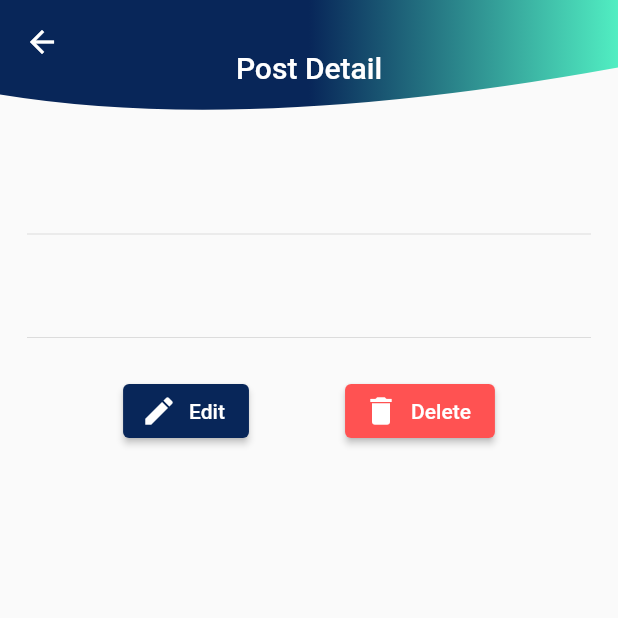
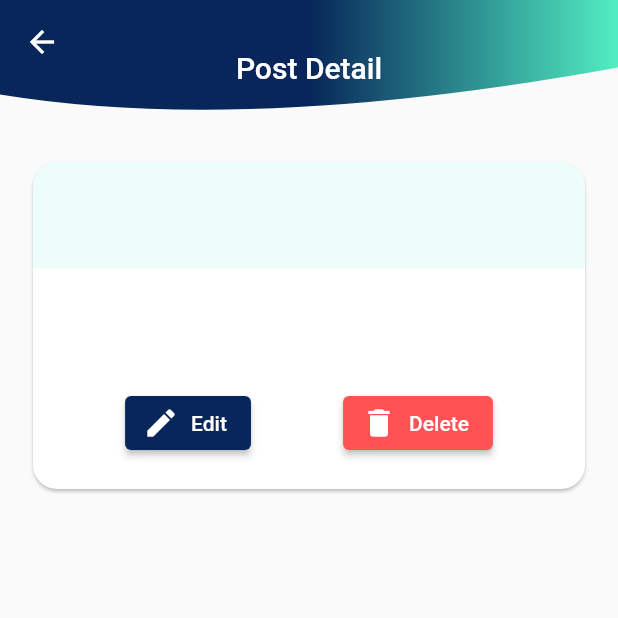
Before and after one commit to sedramerkhan/PostsAppCleanArchiticure, a Flutter app: the PostDetailPage screen opened directly with empty values, on a phone screen of 412 x 824 dp, the top half of it. Run offline on Flutter 3.47's test engine with Material 2 defaults, Android fonts, the phone set to English and light mode, and no system bars; our stand-ins replace bloc, dartz, equatable, flutter_bloc, get_it, internet_connection_checker and 1 more; accounts and stored records are empty; network calls fail.

Commit message:
modify post detail UI

```diff
--- a/lib/features/posts/presentation/pages/post_detail_page.dart
+++ b/lib/features/posts/presentation/pages/post_detail_page.dart
@@ -18,10 +18,9 @@ class PostDetailPage extends StatelessWidget {
   }
 
   Widget _buildBody() {
-    return Center(
-        child: Padding(
+    return Padding(
       padding: const EdgeInsets.all(10),
       child: PostDetailWidget(post: post),
-    ));
+    );
   }
 }
--- a/lib/features/posts/presentation/widgets/post_detail_page/post_detail_widget.dart
+++ b/lib/features/posts/presentation/widgets/post_detail_page/post_detail_widget.dart
@@ -1,3 +1,4 @@
+import 'package:clean_architecture_posts_app/core/app_theme.dart';
 import 'package:clean_architecture_posts_app/features/posts/presentation/widgets/post_detail_page/update_post_btn_widget.dart';
 import 'package:flutter/material.dart';
 
@@ -11,33 +12,57 @@ class PostDetailWidget extends StatelessWidget {
 
   @override
   Widget build(BuildContext context) {
+    const double radius = 16;
+
     return Padding(
-      padding: const EdgeInsets.all(8),
+      padding: const EdgeInsets.symmetric(horizontal: 8, vertical: 4),
+      child: Card(
+        shape: RoundedRectangleBorder(
+          borderRadius: BorderRadius.circular(radius),
+        ),
         child: Column(
+          mainAxisSize: MainAxisSize.min,
           children: [
-          Text(
+            Container(
+              width: double.infinity,
+              decoration: BoxDecoration(
+                color: secondaryColor.withOpacity(0.1),
+                borderRadius: const BorderRadius.only(
+                    topRight: Radius.circular(radius),
+                    topLeft: Radius.circular(radius)),
+              ),
+              child: Padding(
+                padding: const EdgeInsets.symmetric(horizontal: 16.0,vertical: 25),
+                child: Text(
                   post.title,
-            style: const TextStyle(fontSize: 20, fontWeight: FontWeight.bold),
+                  style: const TextStyle(
+                      fontSize: 18,
+                      fontWeight: FontWeight.w500,
+                      color: primaryColor),
                 ),
-          const Divider(
-            height: 50,
               ),
-          Text(
-            post.body,
-            style: const TextStyle(fontSize: 16),
             ),
-          const Divider(
-            height: 50,
+            Padding(
+              padding: const EdgeInsets.symmetric(horizontal: 16.0,vertical: 25),
+              child: Text(post.body,
+                  style: const TextStyle(fontSize: 16, color: primaryColor)),
             ),
+
+            const SizedBox(height: 10,),
             Row(
               mainAxisAlignment: MainAxisAlignment.spaceEvenly,
               children: [
                 UpdatePostBtnWidget(post: post),
                 DeletePostBtnWidget(postId: post.id!),
               ],
-          )
+            ),
+            const SizedBox(height: 20,),
+
           ],
         ),
+      ),
+
+
     );
   }
 }
```
Lines whose indentation alone changed are shown as unchanged.
